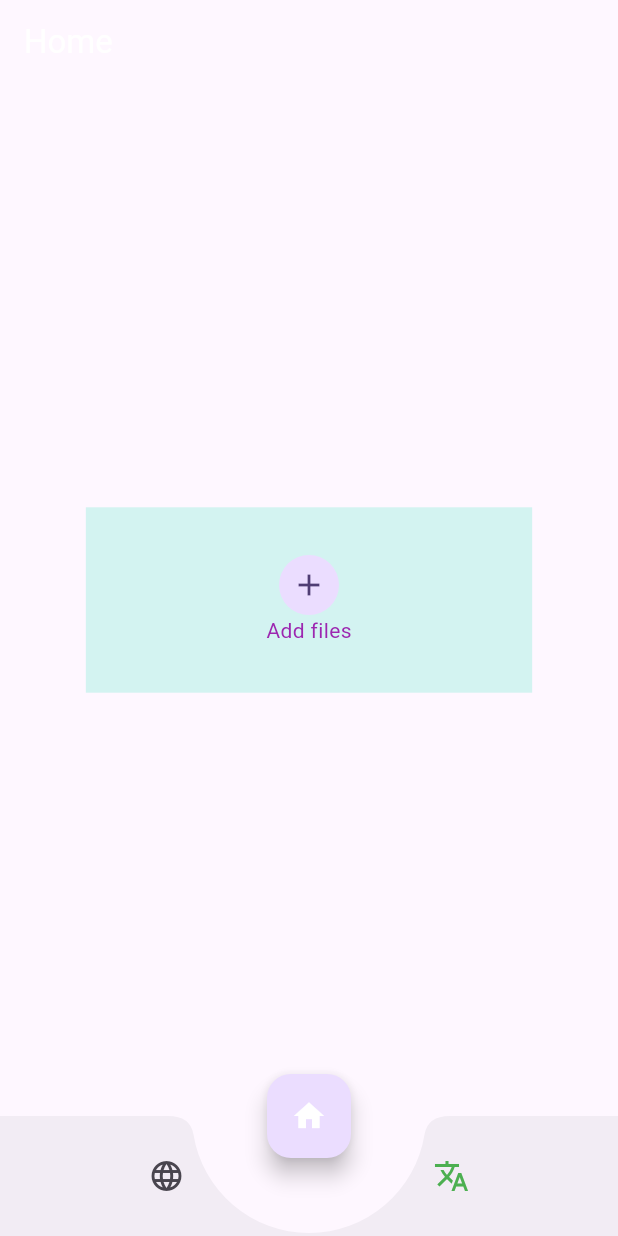
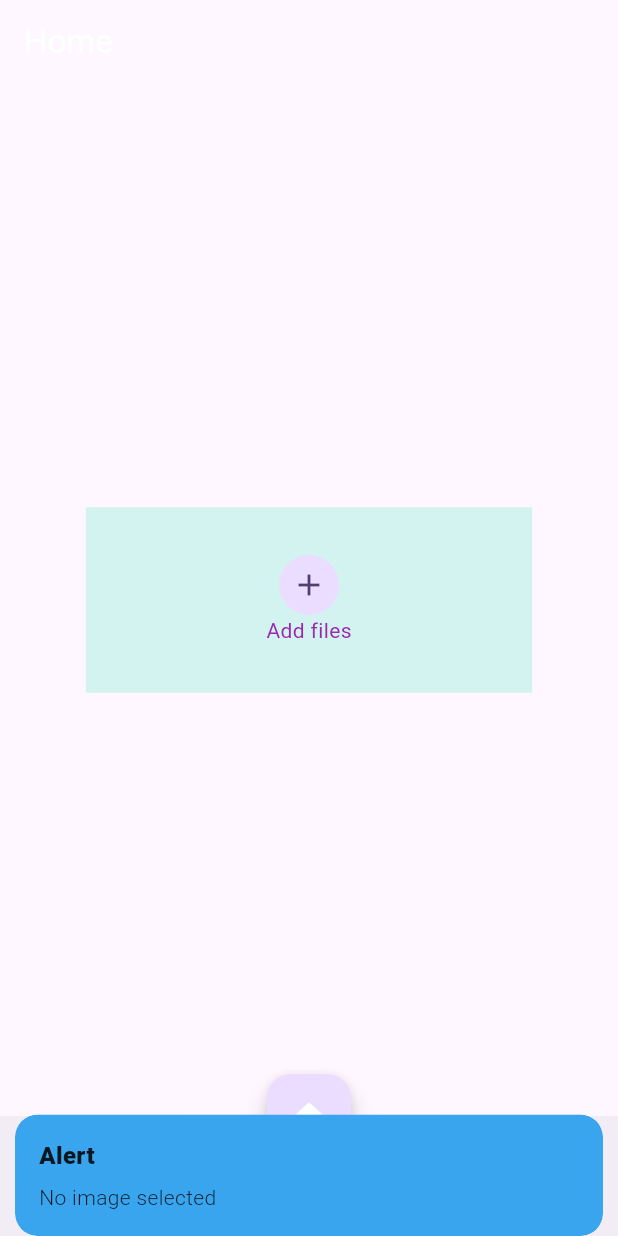
Before and after one commit to omit-excelitai/image_and_video_editing, a Flutter app: the screen it shows after launch, after a tap on the "add" icon, on a phone screen of 412 x 824 dp. Run offline on Flutter 3.47's test engine with Material 2 defaults, Android fonts, the phone set to English and light mode, and no system bars; our stand-ins replace dio, flutter_screenutil, get, get_it, google_fonts, image_picker and 1 more.

Commit message:
added ---  image_picker add

```diff
--- a/lib/controller/home_screen_controller.dart
+++ b/lib/controller/home_screen_controller.dart
@@ -1,6 +1,26 @@
 import 'package:get/get.dart';
-
-class HomeScreenController extends GetxController{
+import 'package:image_and_video_editing/utils/app_color_resources.dart';
+import 'package:image_picker/image_picker.dart';
+import 'dart:io';
 
 
+
+class HomeScreenController extends GetxController {
+  Rx<File?> selectedImage = Rx<File?>(null);
+
+  Future<void> pickImageFromGallery() async {
+    final ImagePicker _picker = ImagePicker();
+    final XFile? pickedFile = await _picker.pickImage(source: ImageSource.gallery);
+
+    if (pickedFile != null) {
+      selectedImage.value = File(pickedFile.path);
+    } else {
+      Get.snackbar(
+        'Alert',
+        'No image selected',
+        backgroundColor: AppColorResources.buttonColorBlue,
+        snackPosition: SnackPosition.BOTTOM,
+      );
+    }
+  }
 }
--- a/lib/view/screen/home_screen.dart
+++ b/lib/view/screen/home_screen.dart
@@ -1,16 +1,17 @@
 import 'package:flutter/material.dart';
 import 'package:flutter_screenutil/flutter_screenutil.dart';
+import 'package:get/get.dart';
+import 'package:get/get_core/src/get_main.dart';
+import 'package:image_and_video_editing/controller/home_screen_controller.dart';
 
-import 'bottom_navbar_screen.dart';
 
 class HomeScreen extends StatelessWidget {
   static const String routeName = '/home_screen';
-  HomeScreen({super.key});
+
 
   @override
   Widget build(BuildContext context) {
     return Scaffold(
-
       body: Center(
         child: Padding(
           padding: EdgeInsets.symmetric(horizontal: 50.0.w),
@@ -19,15 +20,25 @@ class HomeScreen extends StatelessWidget {
             width: double.infinity,
             decoration: BoxDecoration(
               color: Color(0xFFd3f3f1),
-
             ),
-            child: Column(
-              mainAxisAlignment: MainAxisAlignment.center,
-              children: [
-                CircleAvatar(child: IconButton(onPressed: (){}, icon: Icon(Icons.add))),
-                Text('Add files',style: TextStyle(color: Colors.purple),)
-              ],
-            )
+            child: GetBuilder<HomeScreenController>(
+              init: HomeScreenController(),
+              builder: (controller) => Column(
+                mainAxisAlignment: MainAxisAlignment.center,
+                children: [
+                  CircleAvatar(
+                    child: IconButton(
+                      onPressed: controller.pickImageFromGallery,
+                      icon: Icon(Icons.add),
+                    ),
+                  ),
+                  Text(
+                    'Add files',
+                    style: TextStyle(color: Colors.purple),
+                  ),
+                ],
+              ),
+            ),
           ),
         ),
       ),
--- a/pubspec.yaml
+++ b/pubspec.yaml
@@ -19,7 +19,7 @@ publish_to: 'none' # Remove this line if you wish to publish to pub.dev
 version: 1.0.0+1
 
 environment:
-  sdk: '>=3.0.3 <4.0.0'
+  sdk: '>=2.19.6 <4.0.0'
 
 # Dependencies specify other packages that your package needs in order to work.
 # To automatically upgrade your package dependencies to the latest versions
```
